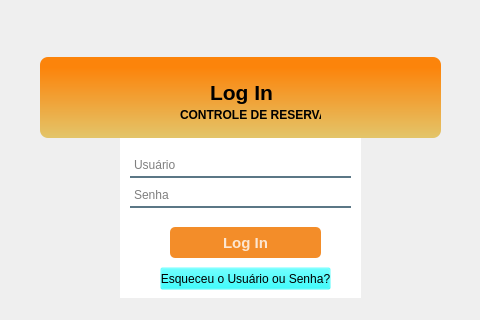
This is styles/login_window.ui in Sigbel/booking-manager as Qt 5 draws it before an edit; both pictures show x 100 to 580 and y 153 to 473 of the 689 by 473 pixel window. The edited form follows.
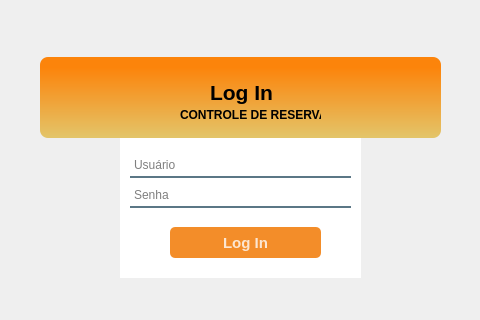
This is the edited form. Icons and pictures are not drawn.

Commit message: [Henrique] - Finalização do README , revisão do arquivo main e revisão do design

Diff of the .ui file:
```diff
--- a/styles/login_window.ui
+++ b/styles/login_window.ui
@@ -117,7 +117,7 @@
       <x>220</x>
       <y>280</y>
       <width>241</width>
-      <height>171</height>
+      <height>151</height>
      </rect>
     </property>
     <property name="styleSheet">
@@ -215,25 +215,6 @@
      <string>CONTROLE DE RESERVAS</string>
     </property>
    </widget>
-   <widget class="QPushButton" name="btn_recupera">
-    <property name="geometry">
-     <rect>
-      <x>260</x>
-      <y>420</y>
-      <width>171</width>
-      <height>23</height>
-     </rect>
-    </property>
-    <property name="cursor">
-     <cursorShape>PointingHandCursor</cursorShape>
-    </property>
-    <property name="styleSheet">
-     <string notr="true"/>
-    </property>
-    <property name="text">
-     <string>Esqueceu o Usuário ou Senha?</string>
-    </property>
-   </widget>
    <zorder>columnView</zorder>
    <zorder>columnView_3</zorder>
    <zorder>columnView_2</zorder>
```
Left out of the diff: 3 changed lines with no effect on the pictures. The commit also changes 5 other files.
